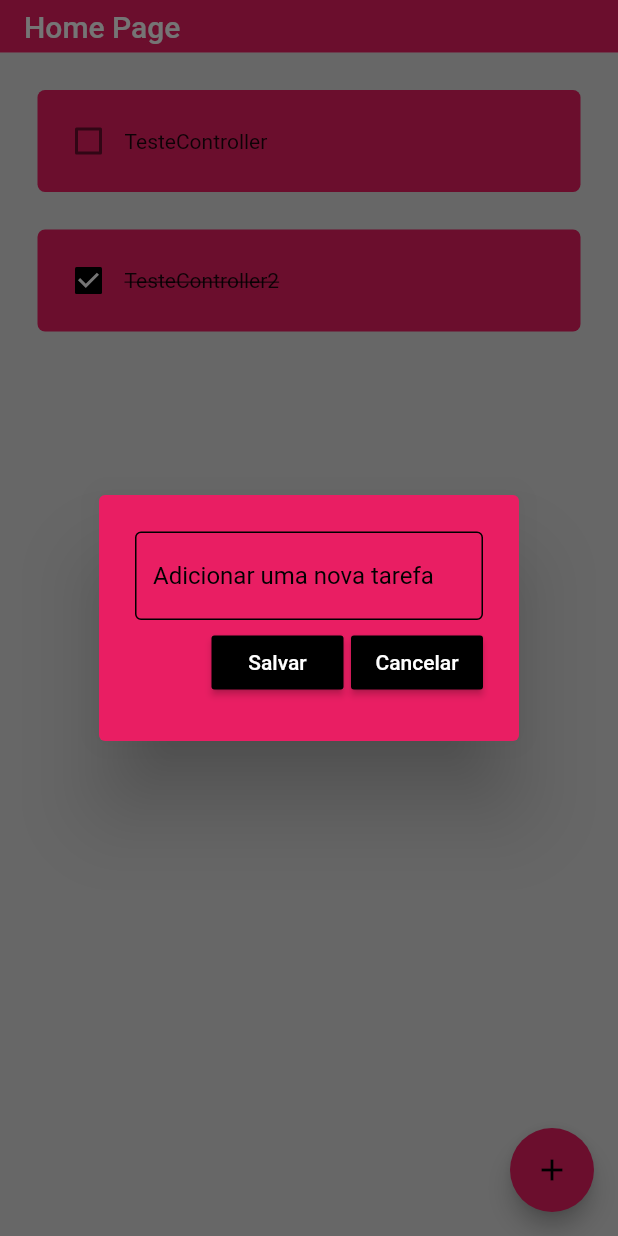
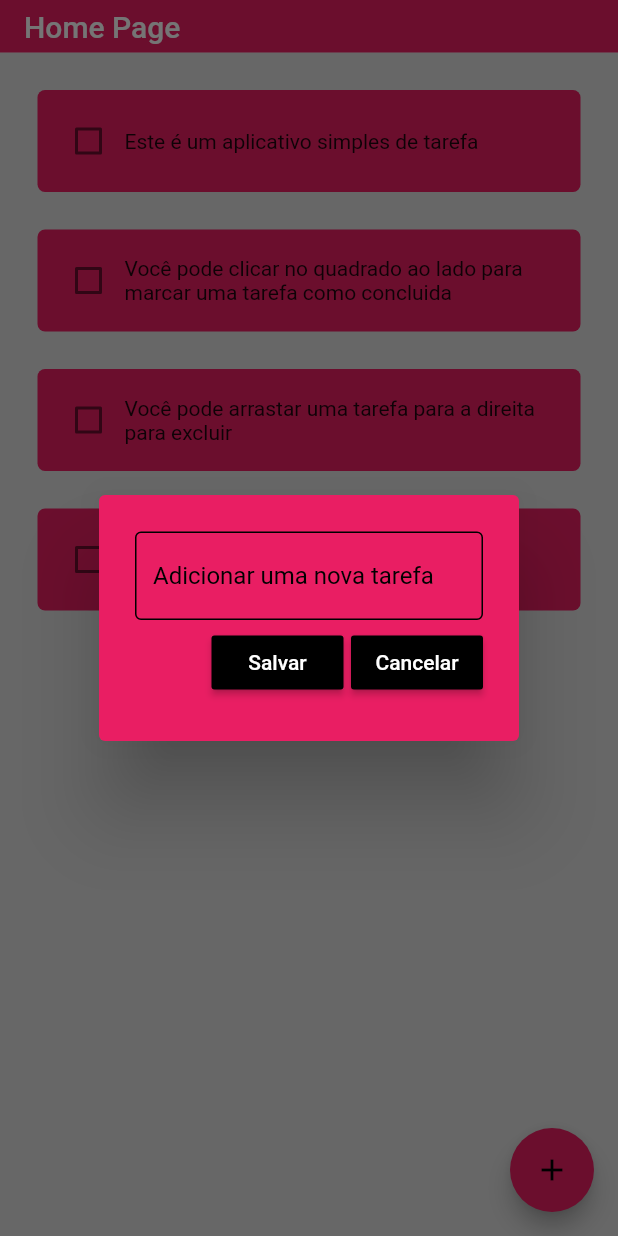
Before and after one commit to isaacmmelo/flutter_aulas, a Flutter app: the screen it shows after launch, after a tap on the "add" icon, on a phone screen of 412 x 824 dp. Run offline on Flutter 3.47's test engine with Material 2 defaults, Android fonts, the phone set to English and light mode, and no system bars; drawn by our look-alikes of flutter_slidable; our stand-ins replace hive_flutter; accounts and stored records are empty.

Commit message:
ToDo App: Implementação Hive DB

```diff
--- a/todo_app/lib/components/todo_list.dart
+++ b/todo_app/lib/components/todo_list.dart
@@ -47,12 +47,14 @@ class ToDoList extends StatelessWidget {
               ),
 
               //Task Name
-              Text(
-                taskName,
-                style: TextStyle(
-                  decoration: taskCompleted
-                      ? TextDecoration.lineThrough
-                      : TextDecoration.none,
+              Flexible(
+                child: Text(
+                  taskName,
+                  style: TextStyle(
+                    decoration: taskCompleted
+                        ? TextDecoration.lineThrough
+                        : TextDecoration.none,
+                  ),
                 ),
               ),
             ],
--- a/todo_app/lib/controller/homePage_controller.dart
+++ /dev/null
@@ -1,6 +0,0 @@
-class HomePageController {
-  final List toDoList = [
-    ["TesteController", false],
-    ["TesteController2", true],
-  ];
-}
--- /dev/null
+++ b/todo_app/lib/data/database.dart
@@ -0,0 +1,32 @@
+import 'package:hive_flutter/hive_flutter.dart';
+
+class ToDoDataBase {
+  //Referencia toDoBox
+
+  List toDoList = [];
+
+  final _toDoBox = Hive.box('toDoBox');
+
+  //Este método irá rodar se for a primeira abrindo este aplicativo no celular
+  void createInitialData() {
+    toDoList = [
+      ["Este é um aplicativo simples de tarefa", false],
+      [
+        "Você pode clicar no quadrado ao lado para marcar uma tarefa como concluida",
+        false
+      ],
+      ["Você pode arrastar uma tarefa para a direita para excluir", false],
+      ["Vamos lá!!", false],
+    ];
+  }
+
+  //Carregar dados
+  void loadData() {
+    toDoList = _toDoBox.get("TODOLIST");
+  }
+
+  //Atualizar dados
+  void updateDataBase() {
+    _toDoBox.put("TODOLIST", toDoList);
+  }
+}
--- a/todo_app/lib/main.dart
+++ b/todo_app/lib/main.dart
@@ -1,7 +1,17 @@
 import 'package:flutter/material.dart';
+import 'package:hive_flutter/hive_flutter.dart';
 import 'package:todo_app/pages/home.dart';
 
-void main() {
+void main() async {
+  //Precisamos da função asyncrona para carregar o Hive
+
+  //Inicializar o Hive
+  await Hive.initFlutter();
+
+  //Abrindo a box do Hive
+  // ignore: unused_local_variable
+  var box = await Hive.openBox('toDobox');
+
   runApp(const MainApp());
 }
 
@@ -12,7 +22,7 @@ class MainApp extends StatelessWidget {
   Widget build(BuildContext context) {
     return MaterialApp(
       debugShowCheckedModeBanner: false,
-      home: HomePage(),
+      home: HomePage(), //Define nossa página principal
       theme: ThemeData(
           primarySwatch: Colors.pink,
           textTheme: Typography.blackHelsinki,
--- a/todo_app/lib/pages/home.dart
+++ b/todo_app/lib/pages/home.dart
@@ -1,8 +1,9 @@
 import 'package:flutter/material.dart';
+import 'package:hive_flutter/hive_flutter.dart';
 import 'package:todo_app/components/dialog_box.dart';
 import 'package:todo_app/components/my_appbar.dart';
 import 'package:todo_app/components/todo_list.dart';
-import 'package:todo_app/controller/homePage_controller.dart';
+import 'package:todo_app/data/database.dart';
 
 class HomePage extends StatefulWidget {
   HomePage({super.key});
@@ -12,31 +13,45 @@ class HomePage extends StatefulWidget {
 }
 
 class _HomePageState extends State<HomePage> {
+  //Referenciar o Hive
+  final _toDobox = Hive.box('toDobox');
+  ToDoDataBase db = ToDoDataBase();
+
+  @override
+  void initState() {
+    // Se for a primeira vez abrindo o aplicativo, criaremos o Banco de Dados
+    if (_toDobox.get("TODOLIST") == null) {
+      db.createInitialData();
+    } else {
+      db.loadData();
+    }
+  }
+
   final String _pageTitle = "Home Page";
 
   final _controller = TextEditingController();
 
-  final _homePageController = HomePageController();
-
   void checkBoxChanged(bool? value, int index) {
     setState(() {
-      _homePageController.toDoList[index][1] =
-          !_homePageController.toDoList[index][1];
+      db.toDoList[index][1] = !db.toDoList[index][1];
     });
+    db.updateDataBase();
   }
 
   void saveNewTask() {
     setState(() {
-      _homePageController.toDoList.add([_controller.text, false]);
+      db.toDoList.add([_controller.text, false]);
       _controller.clear();
     });
     Navigator.of(context).pop();
+    db.updateDataBase();
   }
 
   void deleteTask(int index) {
     setState(() {
-      _homePageController.toDoList.removeAt(index);
+      db.toDoList.removeAt(index);
     });
+    db.updateDataBase();
   }
 
   void createNewTask() {
@@ -64,11 +79,11 @@ class _HomePageState extends State<HomePage> {
         ),
       ),
       body: ListView.builder(
-        itemCount: _homePageController.toDoList.length,
+        itemCount: db.toDoList.length,
         itemBuilder: (BuildContext context, int index) {
           return ToDoList(
-            taskName: _homePageController.toDoList[index][0],
-            taskCompleted: _homePageController.toDoList[index][1],
+            taskName: db.toDoList[index][0],
+            taskCompleted: db.toDoList[index][1],
             onChanged: (value) => checkBoxChanged(value, index),
             deleteFunction: (context) => deleteTask(index),
           );
--- a/todo_app/pubspec.yaml
+++ b/todo_app/pubspec.yaml
@@ -9,6 +9,8 @@ environment:
 dependencies:
   flutter:
     sdk: flutter
+  hive: ^2.2.3
+  hive_flutter: ^1.1.0
   flutter_slidable: ^1.2.0
 
 dev_dependencies:
```
Also changed, not shown: todo_app/pubspec.lock, 1 other file.
